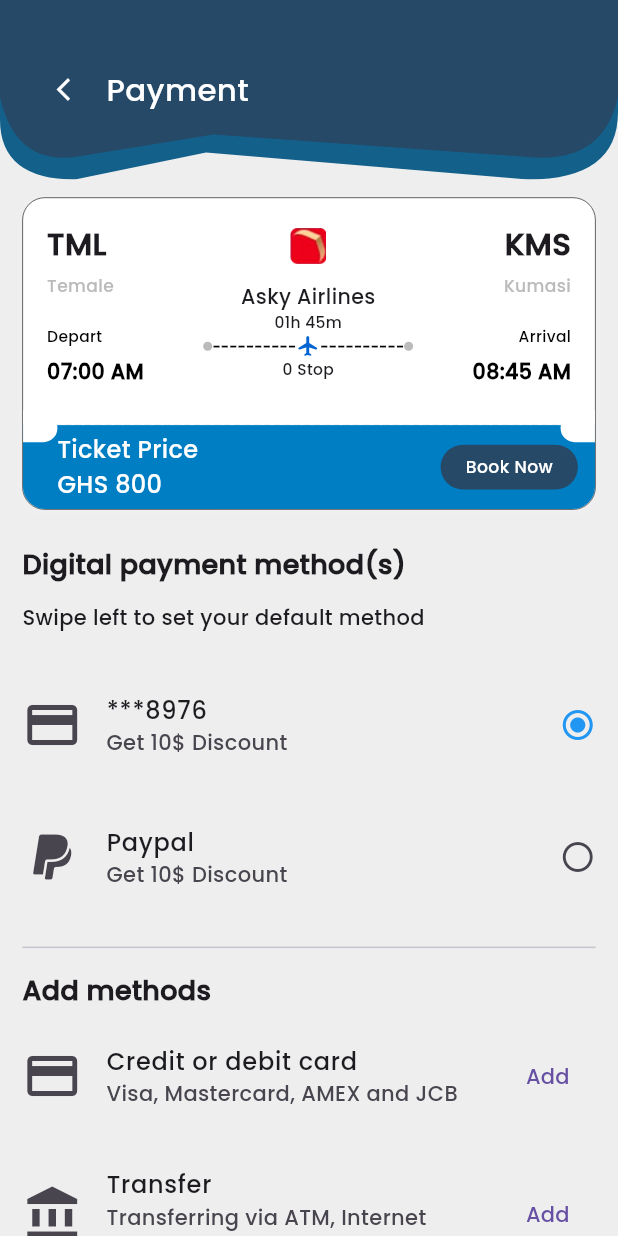
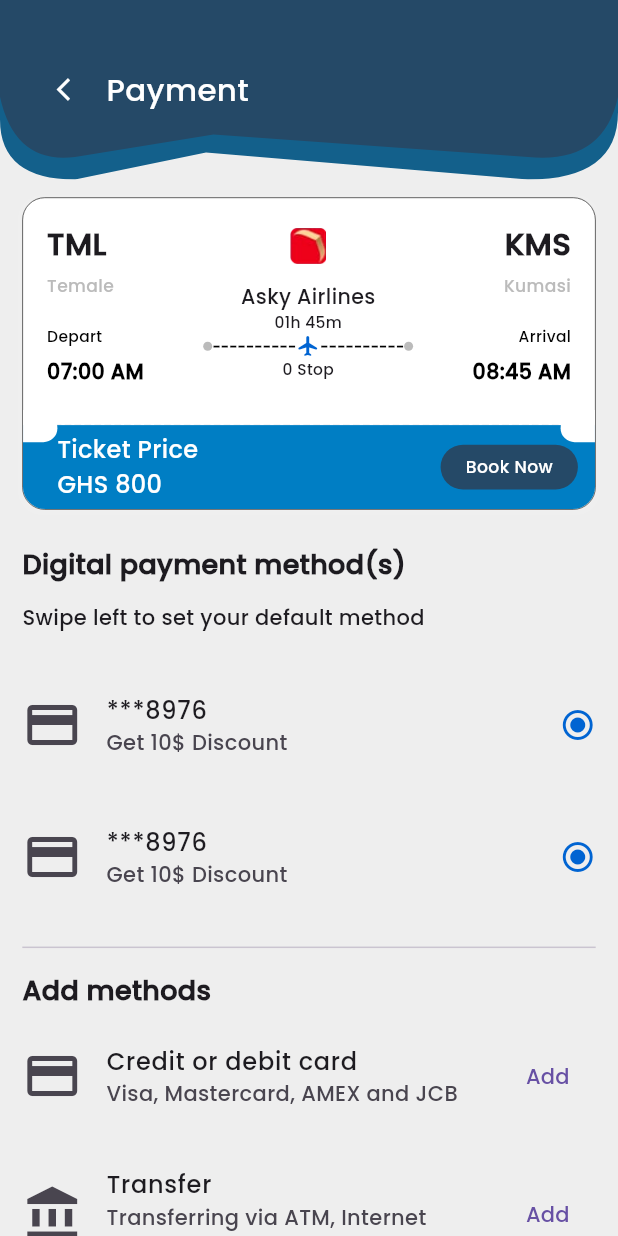
Before and after one commit to dibindasky/myairdeal, a Flutter app: the ScreenPaymentMethods screen opened by its route, on a phone screen of 412 x 824 dp. Run offline on Flutter 3.47's test engine with Material 3 defaults, Android fonts, the light colour scheme and no system bars; our stand-ins replace curved_labeled_navigation_bar, easy_date_timeline, flutter_screenutil, get, iconsax, intl_phone_number_input and 2 more.

Commit message:
payemetn done

```diff
--- a/lib/application/presentation/screens/flight_detail/traveler_detail.dart
+++ b/lib/application/presentation/screens/flight_detail/traveler_detail.dart
@@ -1,7 +1,7 @@
 import 'package:flutter/material.dart';
 import 'package:flutter_screenutil/flutter_screenutil.dart';
 import 'package:get/get.dart';
-import 'package:myairdeal/application/controller/traveller/traveler_controller.dart';
+import 'package:myairdeal/application/controller/home/traveler_controller.dart';
 import 'package:myairdeal/application/presentation/screens/flight_detail/traveler_widgets/review_name_bootom_sheet.dart';
 import 'package:myairdeal/application/presentation/screens/flight_detail/widgets/detail_appbar.dart';
 import 'package:myairdeal/application/presentation/utils/colors.dart';
--- a/lib/application/presentation/screens/flight_sort/bottom_sheet/airlines_sheet.dart
+++ b/lib/application/presentation/screens/flight_sort/bottom_sheet/airlines_sheet.dart
@@ -1,7 +1,7 @@
 import 'package:flutter/material.dart';
 import 'package:flutter_screenutil/flutter_screenutil.dart';
 import 'package:get/get.dart';
-import 'package:myairdeal/application/controller/sorting/flight_sort_controller.dart';
+import 'package:myairdeal/application/controller/home/flight_sort_controller.dart';
 import 'package:myairdeal/application/presentation/utils/colors.dart';
 import 'package:myairdeal/application/presentation/utils/constants.dart';
 import 'package:myairdeal/application/presentation/widgets/event_button.dart';
--- a/lib/application/presentation/screens/flight_sort/bottom_sheet/duration_sheet.dart
+++ b/lib/application/presentation/screens/flight_sort/bottom_sheet/duration_sheet.dart
@@ -1,7 +1,7 @@
 import 'package:flutter/material.dart';
 import 'package:flutter_screenutil/flutter_screenutil.dart';
 import 'package:get/get.dart';
-import 'package:myairdeal/application/controller/sorting/flight_sort_controller.dart';
+import 'package:myairdeal/application/controller/home/flight_sort_controller.dart';
 import 'package:myairdeal/application/presentation/utils/colors.dart';
 import 'package:myairdeal/application/presentation/utils/constants.dart';
 import 'package:myairdeal/application/presentation/widgets/event_button.dart';
--- a/lib/application/presentation/screens/flight_sort/bottom_sheet/flight_times_sheet.dart
+++ b/lib/application/presentation/screens/flight_sort/bottom_sheet/flight_times_sheet.dart
@@ -1,7 +1,7 @@
 import 'package:flutter/material.dart';
 import 'package:flutter_screenutil/flutter_screenutil.dart';
 import 'package:get/get.dart';
-import 'package:myairdeal/application/controller/sorting/flight_sort_controller.dart';
+import 'package:myairdeal/application/controller/home/flight_sort_controller.dart';
 import 'package:myairdeal/application/presentation/utils/colors.dart';
 import 'package:myairdeal/application/presentation/utils/constants.dart';
 import 'package:myairdeal/application/presentation/widgets/event_button.dart';
--- a/lib/application/presentation/screens/flight_sort/bottom_sheet/sort_sheet.dart
+++ b/lib/application/presentation/screens/flight_sort/bottom_sheet/sort_sheet.dart
@@ -1,7 +1,7 @@
 import 'package:flutter/material.dart';
 import 'package:flutter_screenutil/flutter_screenutil.dart';
 import 'package:get/get.dart';
-import 'package:myairdeal/application/controller/sorting/flight_sort_controller.dart';
+import 'package:myairdeal/application/controller/home/flight_sort_controller.dart';
 import 'package:myairdeal/application/presentation/utils/colors.dart';
 import 'package:myairdeal/application/presentation/utils/constants.dart';
 import 'package:myairdeal/application/presentation/widgets/event_button.dart';
--- a/lib/application/presentation/screens/flight_sort/bottom_sheet/stop_sort_sheet.dart
+++ b/lib/application/presentation/screens/flight_sort/bottom_sheet/stop_sort_sheet.dart
@@ -1,7 +1,7 @@
 import 'package:flutter/material.dart';
 import 'package:flutter_screenutil/flutter_screenutil.dart';
 import 'package:get/get.dart';
-import 'package:myairdeal/application/controller/sorting/flight_sort_controller.dart';
+import 'package:myairdeal/application/controller/home/flight_sort_controller.dart';
 import 'package:myairdeal/application/presentation/utils/colors.dart';
 import 'package:myairdeal/application/presentation/utils/constants.dart';
 import 'package:myairdeal/application/presentation/widgets/event_button.dart';
--- a/lib/application/presentation/screens/flight_sort/widgets/calender_sort_section.dart
+++ b/lib/application/presentation/screens/flight_sort/widgets/calender_sort_section.dart
@@ -4,7 +4,7 @@
 import 'package:flutter/material.dart';
 import 'package:flutter_screenutil/flutter_screenutil.dart';
 import 'package:get/get.dart';
-import 'package:myairdeal/application/controller/sorting/flight_sort_controller.dart';
+import 'package:myairdeal/application/controller/home/flight_sort_controller.dart';
 import 'package:myairdeal/application/presentation/utils/colors.dart';
 import 'package:myairdeal/application/presentation/utils/constants.dart';
 import 'package:myairdeal/application/presentation/utils/formating/date_formating.dart';
--- a/lib/application/presentation/screens/home/widgets/choose_person_class_bottom_sheet.dart
+++ b/lib/application/presentation/screens/home/widgets/choose_person_class_bottom_sheet.dart
@@ -1,7 +1,7 @@
 import 'package:flutter/material.dart';
 import 'package:flutter_screenutil/flutter_screenutil.dart';
 import 'package:get/get.dart';
-import 'package:myairdeal/application/controller/sorting/flight_sort_controller.dart';
+import 'package:myairdeal/application/controller/home/flight_sort_controller.dart';
 import 'package:myairdeal/application/presentation/utils/colors.dart';
 import 'package:myairdeal/application/presentation/utils/constants.dart';
 import 'package:myairdeal/application/presentation/widgets/event_button.dart';
--- a/lib/application/presentation/screens/home/widgets/place_selection.dart
+++ b/lib/application/presentation/screens/home/widgets/place_selection.dart
@@ -1,7 +1,7 @@
 import 'package:flutter/material.dart';
 import 'package:flutter_screenutil/flutter_screenutil.dart';
 import 'package:get/get.dart';
-import 'package:myairdeal/application/controller/sorting/flight_sort_controller.dart';
+import 'package:myairdeal/application/controller/home/flight_sort_controller.dart';
 import 'package:myairdeal/application/presentation/routes/routes.dart';
 import 'package:myairdeal/application/presentation/screens/home/widgets/bottom_calender_date_picker.dart';
 import 'package:myairdeal/application/presentation/utils/colors.dart';
--- a/lib/application/presentation/screens/home/widgets/search_card_flight_section.dart
+++ b/lib/application/presentation/screens/home/widgets/search_card_flight_section.dart
@@ -2,7 +2,7 @@
 import 'package:flutter_screenutil/flutter_screenutil.dart';
 import 'package:get/get.dart';
 import 'package:iconsax/iconsax.dart';
-import 'package:myairdeal/application/controller/sorting/flight_sort_controller.dart';
+import 'package:myairdeal/application/controller/home/flight_sort_controller.dart';
 import 'package:myairdeal/application/presentation/routes/routes.dart';
 import 'package:myairdeal/application/presentation/screens/home/widgets/bottom_calender_date_picker.dart';
 import 'package:myairdeal/application/presentation/screens/home/widgets/choose_person_class_bottom_Sheet.dart';
--- a/lib/application/presentation/screens/payment/payement.dart
+++ b/lib/application/presentation/screens/payment/payement.dart
@@ -1,7 +1,8 @@
 import 'package:flutter/material.dart';
-import 'package:flutter/widgets.dart';
 import 'package:flutter_screenutil/flutter_screenutil.dart';
+import 'package:get/get.dart';
 import 'package:myairdeal/application/presentation/screens/flight_detail/widgets/detail_appbar.dart';
+import 'package:myairdeal/application/presentation/utils/colors.dart';
 import 'package:myairdeal/application/presentation/utils/constants.dart';
 import 'package:myairdeal/application/presentation/widgets/event_button.dart';
 import 'package:myairdeal/application/presentation/widgets/flight_ticket_card.dart';
@@ -15,7 +16,7 @@
       body: ListView(
         padding: const EdgeInsets.all(0),
         children: [
-          const DetailAppBar(heading: 'Payment'),
+          const DetailAppBar(heading: 'Payment', id: 1),
           Padding(
             padding: EdgeInsets.symmetric(horizontal: 13.w),
             child: Column(
@@ -31,17 +32,20 @@
                 kHeight10,
                 const Text('Swipe left to set your default method'),
                 kHeight15,
-                const PaymentMethodCard(
-                  icon: Icons.credit_card,
-                  title: '***8976',
-                  subtitle: 'Get 10\$ Discount',
-                  isSelected: true,
-                ),
-                const PaymentMethodCard(
-                  icon: Icons.paypal,
-                  title: 'Paypal',
-                  subtitle: 'Get 10\$ Discount',
-                  isSelected: false,
+                Obx(
+                  () => Column(
+                    children: [
+                      ...List.generate(
+                        2,
+                        (index) => const PaymentMethodCard(
+                          icon: Icons.credit_card,
+                          title: '***8976',
+                          subtitle: 'Get 10\$ Discount',
+                          isSelected: true,
+                        ),
+                      )
+                    ],
+                  ),
                 ),
                 const Divider(thickness: 1, height: 32),
                 const Text(
@@ -117,7 +121,7 @@
       title: Text(title),
       subtitle: Text(subtitle),
       trailing: isSelected
-          ? const Icon(Icons.radio_button_checked, color: Colors.blue)
+          ? const Icon(Icons.radio_button_checked, color: kBlue)
           : const Icon(Icons.radio_button_unchecked),
       contentPadding: const EdgeInsets.symmetric(vertical: 8),
     );
--- a/lib/application/presentation/screens/search/airport_search.dart
+++ b/lib/application/presentation/screens/search/airport_search.dart
@@ -1,7 +1,7 @@
 import 'package:flutter/material.dart';
 import 'package:flutter_screenutil/flutter_screenutil.dart';
 import 'package:get/get.dart';
-import 'package:myairdeal/application/controller/sorting/flight_sort_controller.dart';
+import 'package:myairdeal/application/controller/home/flight_sort_controller.dart';
 import 'package:myairdeal/application/presentation/screens/search/widgets/search_airport_tile.dart';
 import 'package:myairdeal/application/presentation/utils/colors.dart';
 import 'package:myairdeal/application/presentation/utils/constants.dart';
--- a/lib/domain/core/binding/all_controller_binding.dart
+++ b/lib/domain/core/binding/all_controller_binding.dart
@@ -1,10 +1,10 @@
 import 'package:get/get.dart';
 import 'package:myairdeal/application/controller/booking/booking_controller.dart';
 import 'package:myairdeal/application/controller/explore/explore_controller.dart';
-import 'package:myairdeal/application/controller/sorting/flight_sort_controller.dart';
+import 'package:myairdeal/application/controller/home/flight_sort_controller.dart';
 import 'package:myairdeal/application/controller/auth/auth_controller.dart';
 import 'package:myairdeal/application/controller/navbar/navbar_controller.dart';
-import 'package:myairdeal/application/controller/traveller/traveler_controller.dart';
+import 'package:myairdeal/application/controller/home/traveler_controller.dart';
 
 class AllControllerBinding implements Bindings {
   @override
```
Also changed, not shown: lib/application/controller/home/payment_controller.dart (added, +15 -0 lines), lib/application/presentation/screens/auth/sign_up/otp_screen.dart (+6 -6 lines), lib/application/presentation/widgets/radio_button_custom.dart (+31 -3 lines), lib/application/controller/home/flight_sort_controller.dart (renamed from lib/application/controller/sorting/flight_sort_controller.dart), lib/application/controller/home/traveler_controller.dart (renamed from lib/application/controller/traveller/traveler_controller.dart), lib/application/controller/talkto_us/talk_to_us.dart (added), lib/application/presentation/screens/flight_sort/flight_sort_page.dart (line endings or trailing spaces).
